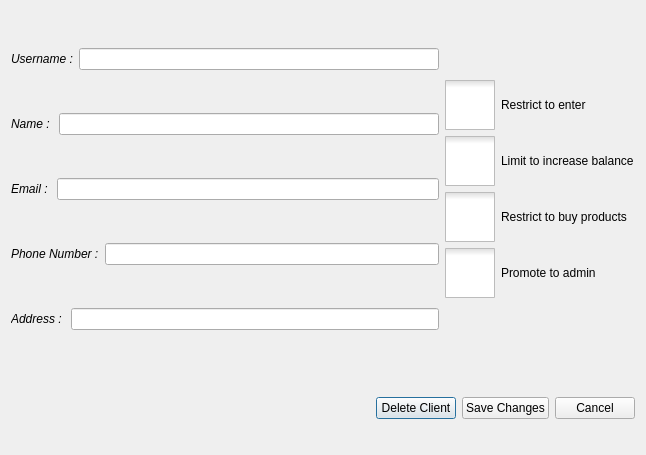
AP-projects-4001/Guys, file AP/edit_client_dialog.ui: the form before one commit.
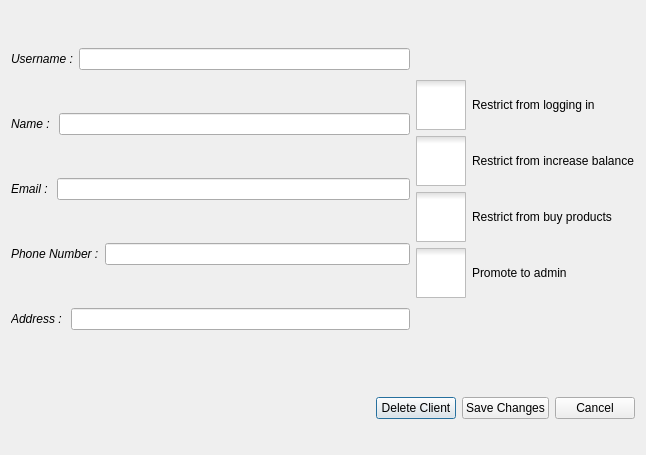
The form after the commit. Icons and pictures are not drawn.

Commit message: Edit button texts

```diff
--- a/AP/edit_client_dialog.ui
+++ b/AP/edit_client_dialog.ui
@@ -172,7 +172,7 @@
 }</string>
              </property>
              <property name="text">
-              <string>Restrict to enter</string>
+              <string>Restrict from logging in</string>
              </property>
             </widget>
            </item>
@@ -203,7 +203,7 @@
 }</string>
              </property>
              <property name="text">
-              <string>Limit to increase balance</string>
+              <string>Restrict from increase balance</string>
              </property>
             </widget>
            </item>
@@ -234,7 +234,7 @@
 }</string>
              </property>
              <property name="text">
-              <string>Restrict to buy products</string>
+              <string>Restrict from buy products</string>
              </property>
             </widget>
            </item>
```
The commit also changes 2 other files.
